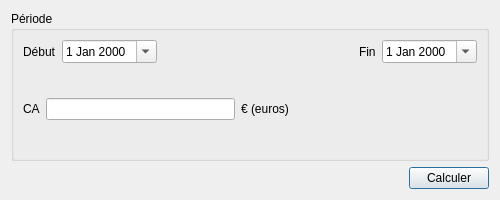
The window that src/gui/dialogs/computeturnoverdialog.ui (FACT-Team/FactDev) describes before a commit, drawn with Qt 5.
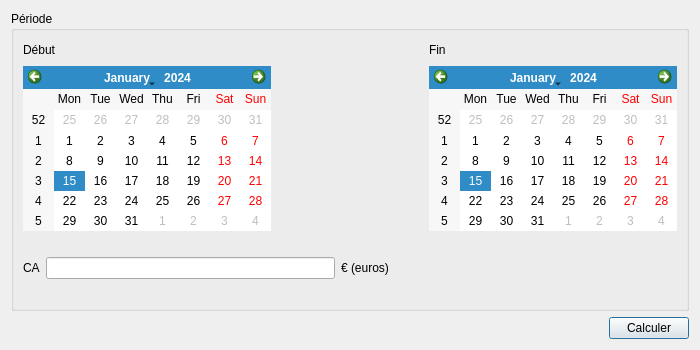
The same window after the commit. Icons and pictures are not drawn.

Commit message: Add of calendars, choice of paid billing only, test correction

Patch:
```diff
--- a/src/gui/dialogs/computeturnoverdialog.ui
+++ b/src/gui/dialogs/computeturnoverdialog.ui
@@ -6,20 +6,20 @@
    <rect>
     <x>0</x>
     <y>0</y>
-    <width>500</width>
-    <height>200</height>
+    <width>700</width>
+    <height>350</height>
    </rect>
   </property>
   <property name="minimumSize">
    <size>
-    <width>500</width>
-    <height>200</height>
+    <width>650</width>
+    <height>340</height>
    </size>
   </property>
   <property name="maximumSize">
    <size>
-    <width>600</width>
-    <height>250</height>
+    <width>700</width>
+    <height>350</height>
    </size>
   </property>
   <property name="windowTitle">
@@ -75,26 +75,6 @@
           </property>
          </widget>
         </item>
-        <item row="0" column="1">
-         <widget class="QDateEdit" name="dtBeginPeriod">
-          <property name="time">
-           <time>
-            <hour>0</hour>
-            <minute>0</minute>
-            <second>0</second>
-           </time>
-          </property>
-          <property name="currentSection">
-           <enum>QDateTimeEdit::DaySection</enum>
-          </property>
-          <property name="calendarPopup">
-           <bool>true</bool>
-          </property>
-          <property name="timeSpec">
-           <enum>Qt::LocalTime</enum>
-          </property>
-         </widget>
-        </item>
         <item row="0" column="0">
          <widget class="QLabel" name="label">
           <property name="text">
@@ -102,13 +82,6 @@
           </property>
          </widget>
         </item>
-        <item row="0" column="4">
-         <widget class="QDateEdit" name="dtEndPeriod">
-          <property name="calendarPopup">
-           <bool>true</bool>
-          </property>
-         </widget>
-        </item>
         <item row="0" column="2">
          <spacer name="horizontalSpacer_2">
           <property name="orientation">
@@ -122,6 +95,12 @@
           </property>
          </spacer>
         </item>
+        <item row="1" column="0">
+         <widget class="QCalendarWidget" name="clBeginPeriod"/>
+        </item>
+        <item row="1" column="3">
+         <widget class="QCalendarWidget" name="clEndPeriod"/>
+        </item>
        </layout>
       </item>
       <item>
```
Left out of the diff: 36 changed lines with no effect on the pictures. The commit also changes 3 other files.
